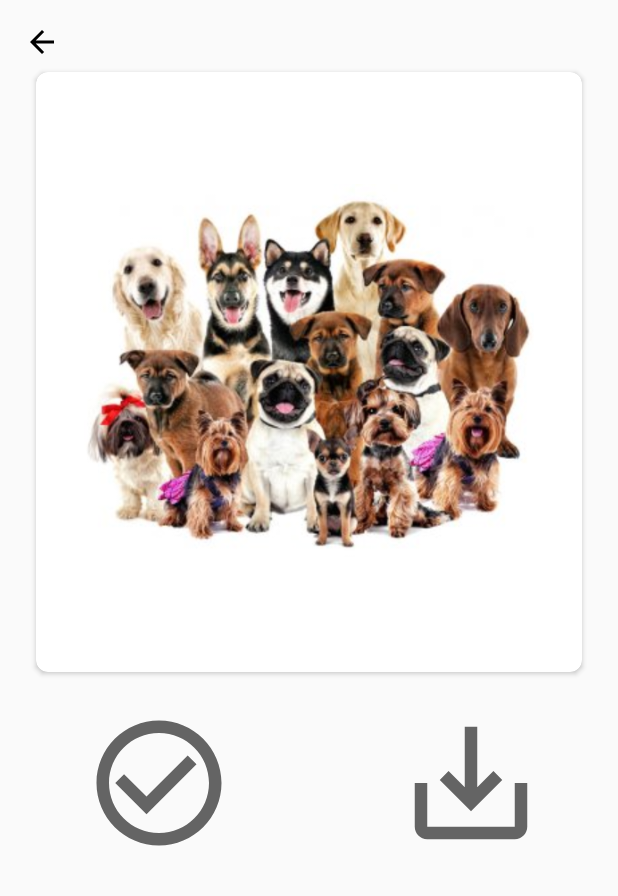
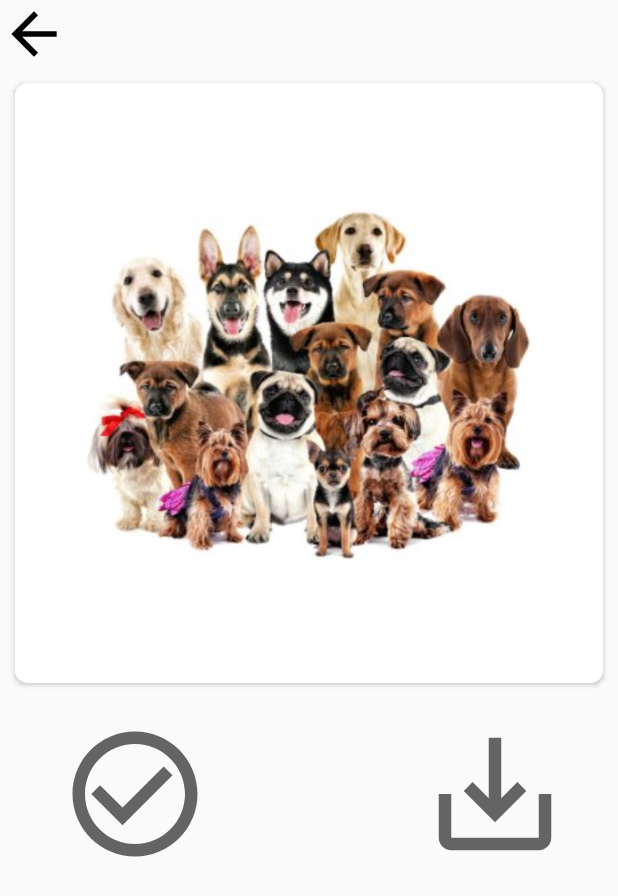
Before and after one commit to sebastian-rodriguez-rincon/MovBo2Grupo4, an Android app: the fragment PostActionsFragment placed in its activity, on a phone screen of 412 x 824 dp. Shown: the top 896 px of the screen. Run offline under Robolectric (Android 15) with nearby library versions, the phone set to English and light mode, and no system bars.

Commit message:
Se agrega tamaño al boton de regresar

```diff
--- a/app/src/main/res/layout/fragment_detail_gallery.xml
+++ b/app/src/main/res/layout/fragment_detail_gallery.xml
@@ -8,8 +8,8 @@
 
     <ImageView
         android:id="@+id/back"
-        android:layout_width="wrap_content"
-        android:layout_height="wrap_content"
+        android:layout_width="45dp"
+        android:layout_height="45dp"
         android:layout_marginTop="10dp"
         android:src="@drawable/back"
         app:layout_constraintEnd_toEndOf="parent"
--- a/app/src/main/res/layout/fragment_gallery.xml
+++ b/app/src/main/res/layout/fragment_gallery.xml
@@ -7,8 +7,8 @@
 
     <ImageView
         android:id="@+id/back"
-        android:layout_width="wrap_content"
-        android:layout_height="wrap_content"
+        android:layout_width="45dp"
+        android:layout_height="45dp"
         android:layout_marginTop="5dp"
         android:src="@drawable/back"
         app:layout_constraintEnd_toEndOf="parent"
@@ -18,7 +18,7 @@
 
     <androidx.recyclerview.widget.RecyclerView
         android:id="@+id/recyclerViewGallery"
-        android:layout_marginTop="30dp"
+        android:layout_marginTop="50dp"
         android:layout_width="match_parent"
         android:layout_height="match_parent"
         android:padding="16dp"
--- a/app/src/main/res/layout/fragment_perfil.xml
+++ b/app/src/main/res/layout/fragment_perfil.xml
@@ -6,8 +6,8 @@
 
     <ImageView
         android:id="@+id/back"
-        android:layout_width="wrap_content"
-        android:layout_height="wrap_content"
+        android:layout_width="45dp"
+        android:layout_height="45dp"
         android:layout_marginTop="10dp"
         android:src="@drawable/back"
         app:layout_constraintEnd_toEndOf="parent"
--- a/app/src/main/res/layout/fragment_post_actions.xml
+++ b/app/src/main/res/layout/fragment_post_actions.xml
@@ -5,13 +5,12 @@
     android:layout_width="match_parent"
     android:layout_height="match_parent"
     android:orientation="horizontal"
-    android:padding="16dp"
     android:gravity="center">
 
     <ImageView
         android:id="@+id/back"
-        android:layout_width="wrap_content"
-        android:layout_height="wrap_content"
+        android:layout_width="45dp"
+        android:layout_height="45dp"
         android:src="@drawable/back"
         app:layout_constraintStart_toStartOf="parent"
         app:layout_constraintTop_toTopOf="parent" />
@@ -20,7 +19,7 @@
         android:id="@+id/cardView"
         android:layout_width="match_parent"
         android:layout_height="400dp"
-        android:layout_margin="8dp"
+        android:layout_margin="10dp"
         app:cardCornerRadius="8dp"
         app:cardElevation="2dp"
         app:layout_constraintEnd_toEndOf="parent"
--- a/app/src/main/res/layout/fragment_url_web_view.xml
+++ b/app/src/main/res/layout/fragment_url_web_view.xml
@@ -8,8 +8,8 @@
 
     <ImageView
         android:id="@+id/back"
-        android:layout_width="wrap_content"
-        android:layout_height="wrap_content"
+        android:layout_width="45dp"
+        android:layout_height="45dp"
         android:src="@drawable/back"
         android:layout_marginTop="10dp"
         android:layout_marginLeft="10dp"
--- a/app/src/main/res/layout/fragment_video.xml
+++ b/app/src/main/res/layout/fragment_video.xml
@@ -17,7 +17,7 @@
     <VideoView
         android:id="@+id/video_view"
         android:layout_width="0dp"
-        android:layout_height="0dp"
+        android:layout_height="400dp"
         android:layout_marginTop="45dp"
         app:layout_constraintTop_toTopOf="parent"
         app:layout_constraintBottom_toBottomOf="parent"
--- a/app/src/main/res/layout/item_gallery_image.xml
+++ b/app/src/main/res/layout/item_gallery_image.xml
@@ -14,4 +14,5 @@
         android:layout_height="150dp"
         android:layout_gravity="center"
         android:scaleType="centerCrop" />
+
 </androidx.cardview.widget.CardView>
```
